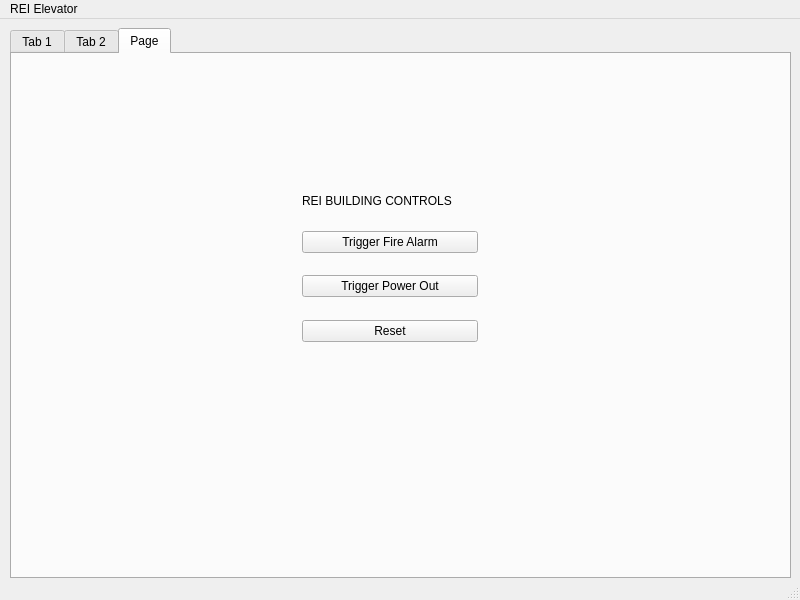
Qt form ElevatorApplication/mainelevatorwindow.ui (CATBOYCOWBOY/COMP3004A3) before a commit.
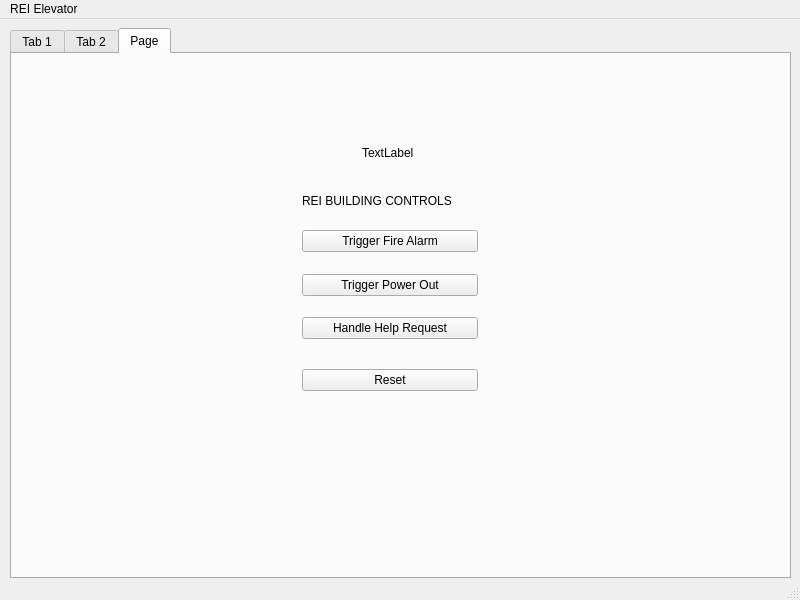
The same form after that commit. The open tabs and pages were chosen to show the change.

Commit message: Elevator controller and elevator window controls kinda finalized

Diff of the .ui file:
```diff
--- a/ElevatorApplication/mainelevatorwindow.ui
+++ b/ElevatorApplication/mainelevatorwindow.ui
@@ -501,7 +501,7 @@
         <x>290</x>
         <y>140</y>
         <width>176</width>
-        <height>148</height>
+        <height>197</height>
        </rect>
       </property>
       <layout class="QVBoxLayout" name="verticalLayout_5">
@@ -604,6 +604,52 @@
          </property>
         </spacer>
        </item>
+       <item>
+        <widget class="QPushButton" name="handleHelpButton">
+         <property name="text">
+          <string>Handle Help Request</string>
+         </property>
+        </widget>
+       </item>
+       <item>
+        <spacer name="verticalSpacer_13">
+         <property name="orientation">
+          <enum>Qt::Vertical</enum>
+         </property>
+         <property name="sizeHint" stdset="0">
+          <size>
+           <width>20</width>
+           <height>40</height>
+          </size>
+         </property>
+        </spacer>
+       </item>
+       <item>
+        <spacer name="verticalSpacer_15">
+         <property name="orientation">
+          <enum>Qt::Vertical</enum>
+         </property>
+         <property name="sizeHint" stdset="0">
+          <size>
+           <width>20</width>
+           <height>40</height>
+          </size>
+         </property>
+        </spacer>
+       </item>
+       <item>
+        <spacer name="verticalSpacer_14">
+         <property name="orientation">
+          <enum>Qt::Vertical</enum>
+         </property>
+         <property name="sizeHint" stdset="0">
+          <size>
+           <width>20</width>
+           <height>40</height>
+          </size>
+         </property>
+        </spacer>
+       </item>
        <item>
         <widget class="QPushButton" name="resetButton">
          <property name="text">
@@ -613,6 +659,19 @@
        </item>
       </layout>
      </widget>
+     <widget class="QLabel" name="buildingControlLabel">
+      <property name="geometry">
+       <rect>
+        <x>350</x>
+        <y>90</y>
+        <width>67</width>
+        <height>17</height>
+       </rect>
+      </property>
+      <property name="text">
+       <string>TextLabel</string>
+      </property>
+     </widget>
     </widget>
    </widget>
   </widget>
```
Left out of the diff: 10 changed lines with no effect on the pictures. The commit also changes 19 other files.
